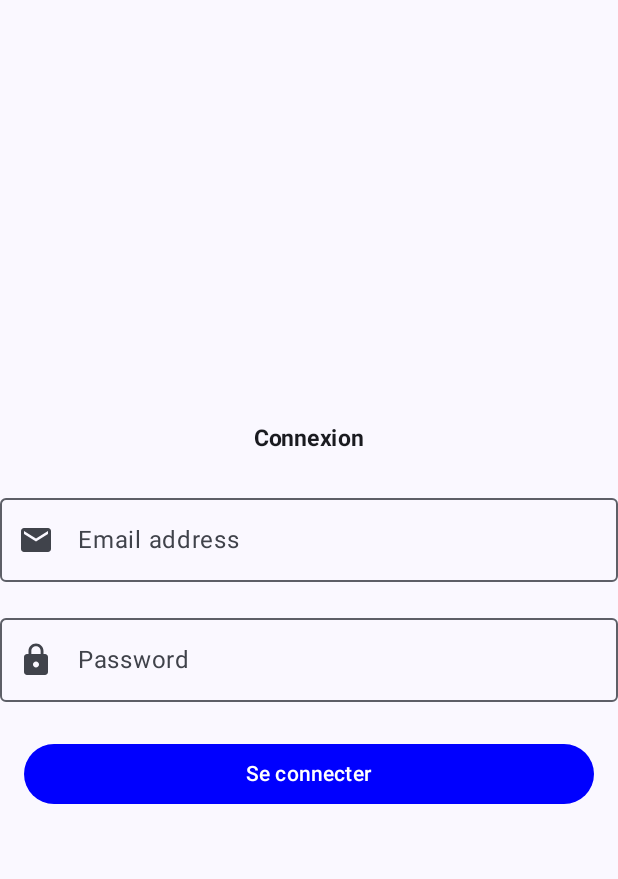
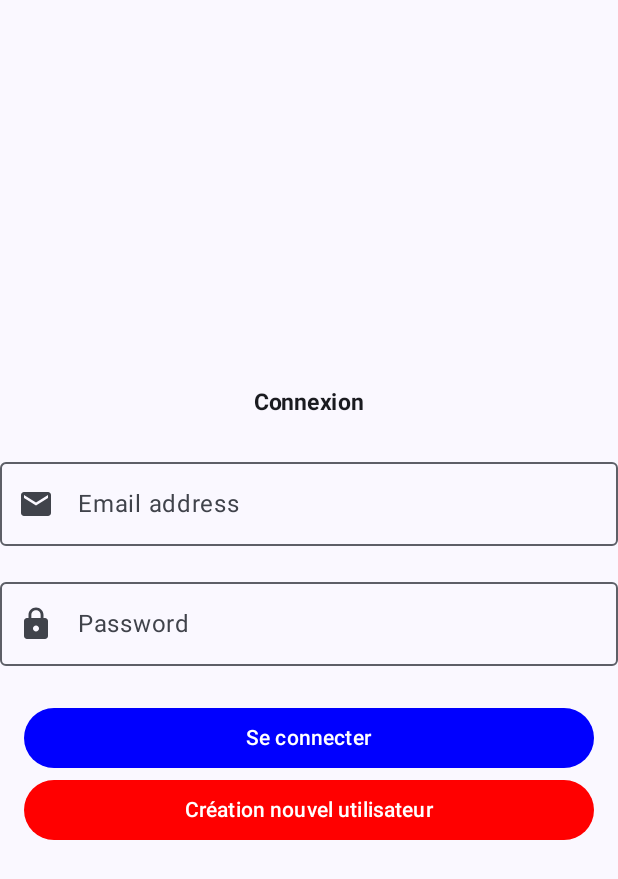
Before and after one commit to HugoAssoignon/my_collections_inventory_, an Android app built with Jetpack Compose: the screen it shows after launch (MainActivity), on a phone screen of 412 x 824 dp. Shown: the top 879 px of the screen. Run offline under Robolectric (Android 15) with nearby library versions, the phone set to English and light mode, and no system bars.

```diff
--- a/app/src/main/java/com/hugo/my_collections_inventory/MainActivity.kt
+++ b/app/src/main/java/com/hugo/my_collections_inventory/MainActivity.kt
@@ -84,6 +84,18 @@ fun LoginScreen(modifier: Modifier = Modifier) {
             ) {
                 Text("Se connecter")
             }
+            Button(
+                onClick = {
+                    Toast.makeText(applicationContext, "Creation nouvel utilisateur", Toast.LENGTH_SHORT).show()
+                    // performLogin("http://localhost:8080/login")
+                },
+                colors = ButtonDefaults.buttonColors(containerColor = Color.Red, contentColor = Color.White),
+                modifier = Modifier
+                    .fillMaxWidth()
+                    .padding(horizontal = 16.dp)
+            ) {
+                Text("Création nouvel utilisateur")
+            }
         }
     }
 }
```
